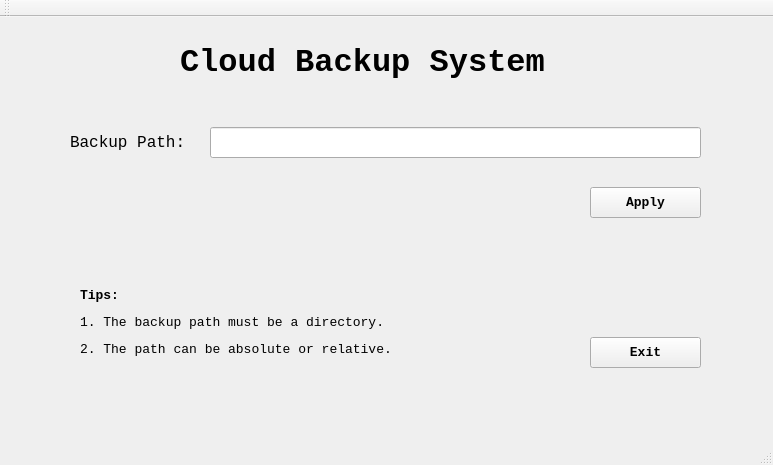
Above: CloudBackup-Client/CloudBackup-Client/QtCloudBackupClient.ui from wuqiongjin/CloudBackUp before the change. Below: the same form after it.
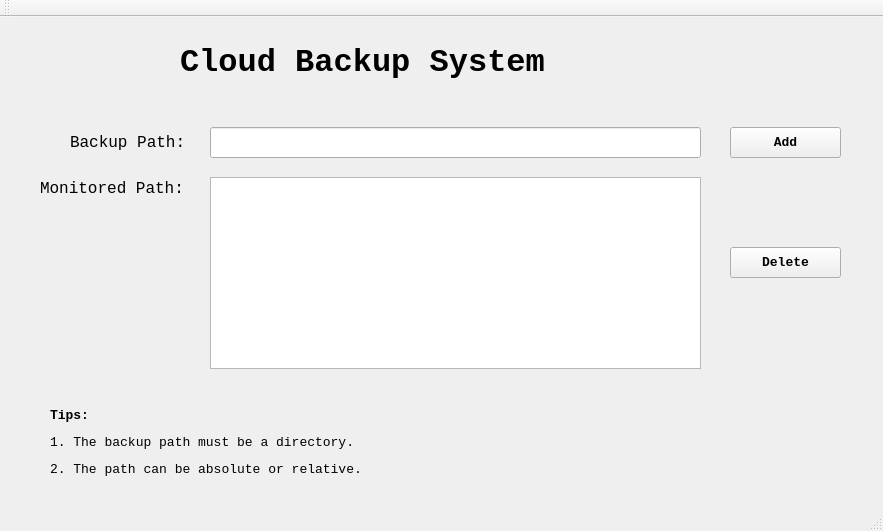
That is the form after the change.

Commit message: Client: 1.Complete Real-Time Backup; 2.Add Monitor Module -> Allow User to backup multiple directories at the same time(Using Multi-Thread 1Thread for 1Dir); 3. Add new Components(ListWidget,Delete), user can remove selected directory from the monitored list(the corresponding thread will exit). ListWidget can show all the backup directories to user

The edit to the form file:
```diff
--- a/CloudBackup-Client/CloudBackup-Client/QtCloudBackupClient.ui
+++ b/CloudBackup-Client/CloudBackup-Client/QtCloudBackupClient.ui
@@ -6,8 +6,8 @@
    <rect>
     <x>0</x>
     <y>0</y>
-    <width>773</width>
-    <height>465</height>
+    <width>883</width>
+    <height>531</height>
    </rect>
   </property>
   <property name="windowTitle">
@@ -72,8 +72,8 @@
    <widget class="QLabel" name="lb_tips">
     <property name="geometry">
      <rect>
-      <x>80</x>
-      <y>260</y>
+      <x>50</x>
+      <y>380</y>
       <width>381</width>
       <height>91</height>
      </rect>
@@ -91,8 +91,8 @@
    <widget class="QPushButton" name="bt_apply">
     <property name="geometry">
      <rect>
-      <x>590</x>
-      <y>170</y>
+      <x>730</x>
+      <y>110</y>
       <width>111</width>
       <height>31</height>
      </rect>
@@ -106,14 +106,45 @@
      </font>
     </property>
     <property name="text">
-     <string>Apply</string>
+     <string>Add</string>
     </property>
    </widget>
-   <widget class="QPushButton" name="bt_exit">
+   <widget class="QListWidget" name="ltw_showlist">
     <property name="geometry">
      <rect>
-      <x>590</x>
-      <y>320</y>
+      <x>210</x>
+      <y>160</y>
+      <width>491</width>
+      <height>192</height>
+     </rect>
+    </property>
+   </widget>
+   <widget class="QLabel" name="lb_monpath">
+    <property name="geometry">
+     <rect>
+      <x>40</x>
+      <y>160</y>
+      <width>161</width>
+      <height>23</height>
+     </rect>
+    </property>
+    <property name="font">
+     <font>
+      <family>Consolas</family>
+      <pointsize>12</pointsize>
+      <weight>50</weight>
+      <bold>false</bold>
+     </font>
+    </property>
+    <property name="text">
+     <string>Monitored Path:</string>
+    </property>
+   </widget>
+   <widget class="QPushButton" name="bt_delete">
+    <property name="geometry">
+     <rect>
+      <x>730</x>
+      <y>230</y>
       <width>111</width>
       <height>31</height>
      </rect>
@@ -127,7 +158,7 @@
      </font>
     </property>
     <property name="text">
-     <string>Exit</string>
+     <string>Delete</string>
     </property>
    </widget>
   </widget>
```
Left out of the diff: 2 changed lines with no effect on the pictures. The commit also changes 6 other files.
